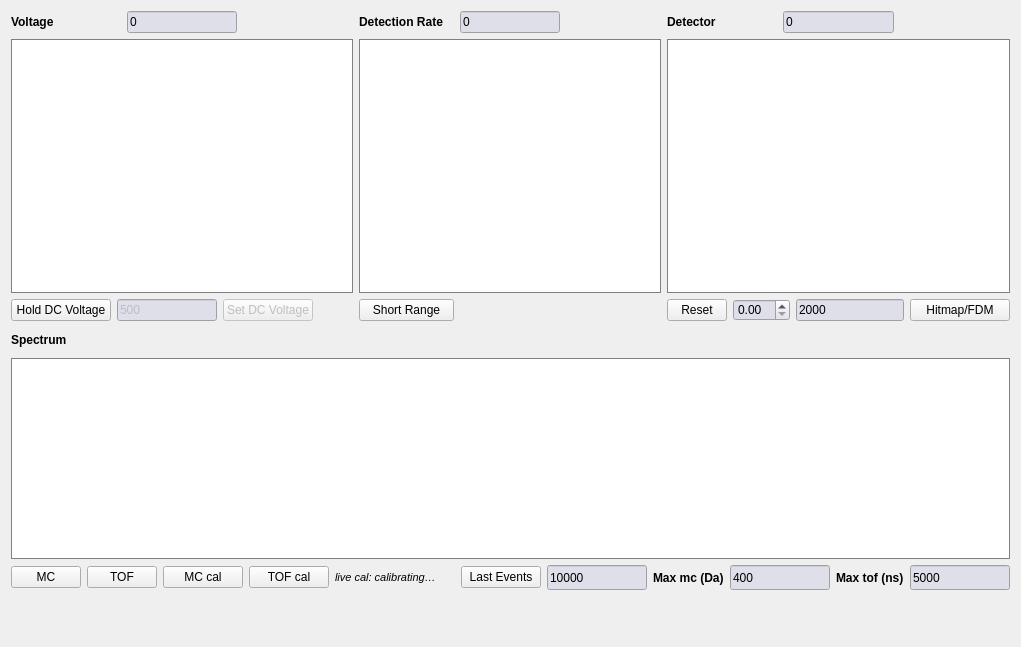
This is pyccapt/files/PyQt6_UI/gui_visualization.ui in mehrpad/pyccapt as Qt 5 draws it before an edit. The edited form follows.
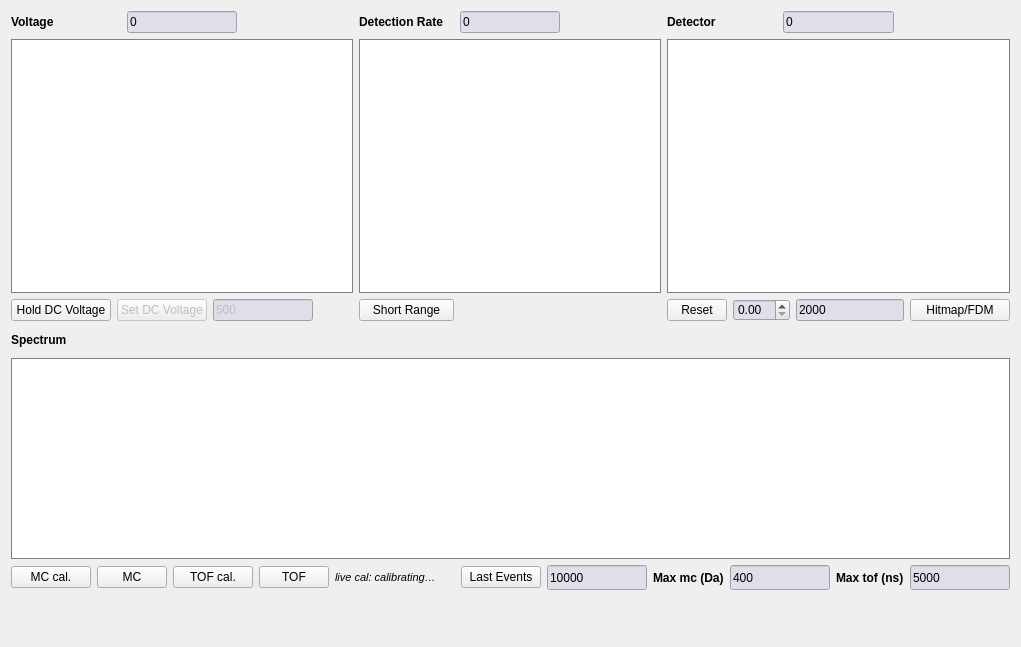
This is the edited form.

The edit to the form file:
```diff
--- a/pyccapt/files/PyQt6_UI/gui_visualization.ui
+++ b/pyccapt/files/PyQt6_UI/gui_visualization.ui
@@ -111,6 +111,28 @@
                                             </property>
                                         </widget>
                                     </item>
+                                    <item>
+                                        <widget class="QPushButton" name="set_dc_voltage">
+                                            <property name="enabled">
+                                                <bool>false</bool>
+                                            </property>
+                                            <property name="minimumSize">
+                                                <size>
+                                                    <width>0</width>
+                                                    <height>20</height>
+                                                </size>
+                                            </property>
+                                            <property name="maximumSize">
+                                                <size>
+                                                    <width>120</width>
+                                                    <height>16777215</height>
+                                                </size>
+                                            </property>
+                                            <property name="text">
+                                                <string>Set DC Voltage</string>
+                                            </property>
+                                        </widget>
+                                    </item>
                                     <item>
                                         <widget class="QLineEdit" name="set_dc_voltage_value">
                                             <property name="enabled">
@@ -136,28 +158,6 @@
                                             </property>
                                         </widget>
                                     </item>
-                                    <item>
-                                        <widget class="QPushButton" name="set_dc_voltage">
-                                            <property name="enabled">
-                                                <bool>false</bool>
-                                            </property>
-                                            <property name="minimumSize">
-                                                <size>
-                                                    <width>0</width>
-                                                    <height>20</height>
-                                                </size>
-                                            </property>
-                                            <property name="maximumSize">
-                                                <size>
-                                                    <width>120</width>
-                                                    <height>16777215</height>
-                                                </size>
-                                            </property>
-                                            <property name="text">
-                                                <string>Set DC Voltage</string>
-                                            </property>
-                                        </widget>
-                                    </item>
                                     <item>
                                         <spacer name="dc_hold_row_spacer">
                                             <property name="orientation">
@@ -482,6 +482,25 @@
                             </item>
                             <item row="2" column="0">
                                 <layout class="QHBoxLayout" name="horizontalLayout">
+                                    <item>
+                                        <widget class="QPushButton" name="btn_view_mc_cal">
+                                            <property name="minimumSize">
+                                                <size>
+                                                    <width>0</width>
+                                                    <height>20</height>
+                                                </size>
+                                            </property>
+                                            <property name="maximumSize">
+                                                <size>
+                                                    <width>90</width>
+                                                    <height>16777215</height>
+                                                </size>
+                                            </property>
+                                            <property name="text">
+                                                <string>MC cal.</string>
+                                            </property>
+                                        </widget>
+                                    </item>
                                     <item>
                                         <widget class="QPushButton" name="btn_view_mc">
                                             <property name="minimumSize">
@@ -501,6 +520,25 @@
                                             </property>
                                         </widget>
                                     </item>
+                                    <item>
+                                        <widget class="QPushButton" name="btn_view_tof_cal">
+                                            <property name="minimumSize">
+                                                <size>
+                                                    <width>0</width>
+                                                    <height>20</height>
+                                                </size>
+                                            </property>
+                                            <property name="maximumSize">
+                                                <size>
+                                                    <width>90</width>
+                                                    <height>16777215</height>
+                                                </size>
+                                            </property>
+                                            <property name="text">
+                                                <string>TOF cal.</string>
+                                            </property>
+                                        </widget>
+                                    </item>
                                     <item>
                                         <widget class="QPushButton" name="btn_view_tof">
                                             <property name="minimumSize">
@@ -520,44 +558,6 @@
                                             </property>
                                         </widget>
                                     </item>
-                                    <item>
-                                        <widget class="QPushButton" name="btn_view_mc_cal">
-                                            <property name="minimumSize">
-                                                <size>
-                                                    <width>0</width>
-                                                    <height>20</height>
-                                                </size>
-                                            </property>
-                                            <property name="maximumSize">
-                                                <size>
-                                                    <width>90</width>
-                                                    <height>16777215</height>
-                                                </size>
-                                            </property>
-                                            <property name="text">
-                                                <string>MC cal</string>
-                                            </property>
-                                        </widget>
-                                    </item>
-                                    <item>
-                                        <widget class="QPushButton" name="btn_view_tof_cal">
-                                            <property name="minimumSize">
-                                                <size>
-                                                    <width>0</width>
-                                                    <height>20</height>
-                                                </size>
-                                            </property>
-                                            <property name="maximumSize">
-                                                <size>
-                                                    <width>90</width>
-                                                    <height>16777215</height>
-                                                </size>
-                                            </property>
-                                            <property name="text">
-                                                <string>TOF cal</string>
-                                            </property>
-                                        </widget>
-                                    </item>
                                     <item>
                                         <widget class="QLabel" name="calib_status_label">
                                             <property name="minimumSize">
```
Left out of the diff: 4 changed lines with no effect on the pictures.
